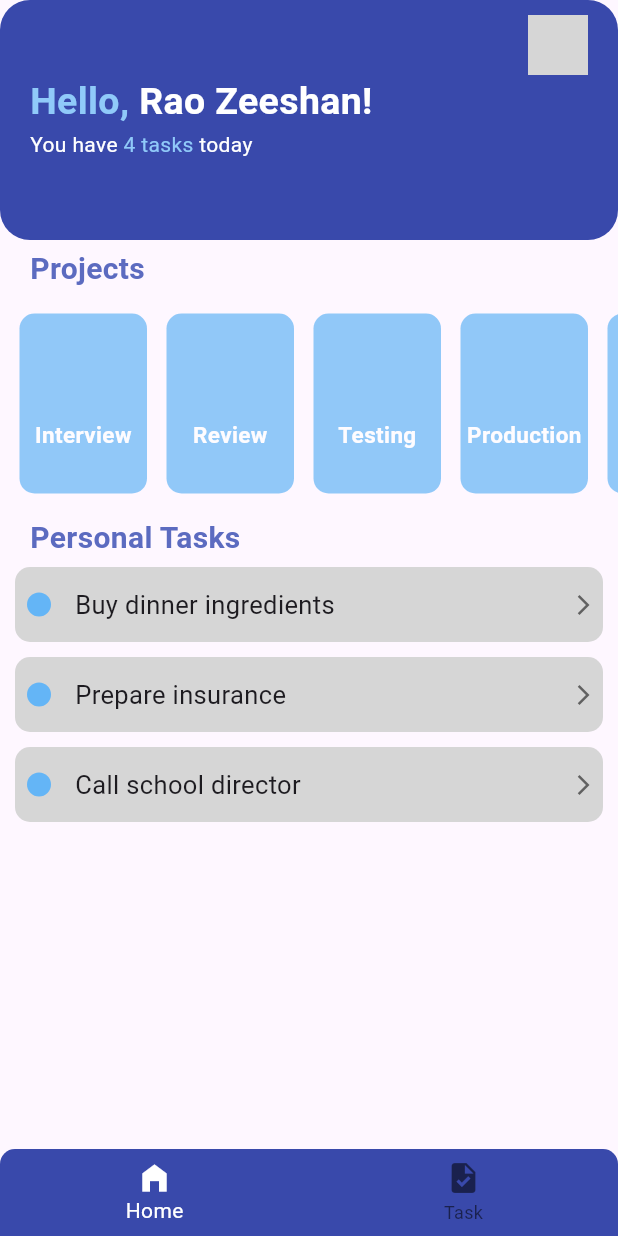
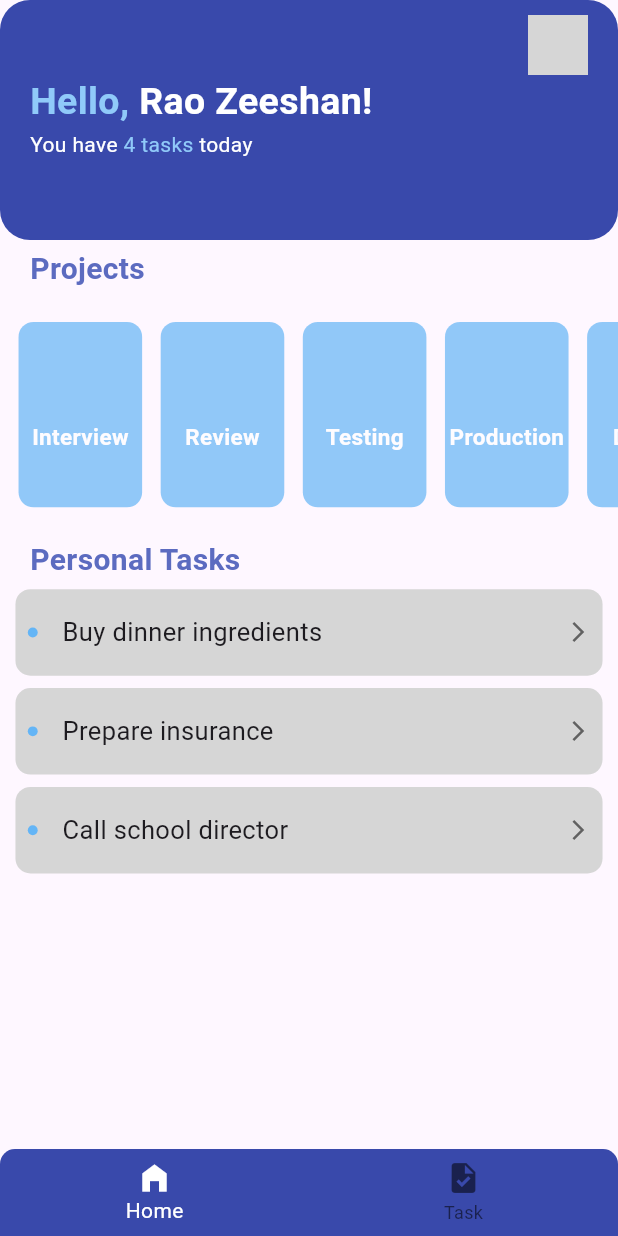
Before and after one commit to raozeeshan2001/Manage-Tasks-UI, a Flutter app: the screen it shows after launch, on a phone screen of 412 x 824 dp. Run offline on Flutter 3.47's test engine with Material 3 defaults, Android fonts, the phone set to English and light mode, and no system bars; network calls fail; grey boxes are pictures that could not be loaded.

Commit message:
added responsiveness
sett width and height to screen dimensions

```diff
--- a/task_app_ui/lib/widgets/horizontallist.dart
+++ b/task_app_ui/lib/widgets/horizontallist.dart
@@ -31,8 +31,10 @@ class _HorizontallistState extends State<Horizontallist> {
 
   @override
   Widget build(BuildContext context) {
+    double screenWidth = MediaQuery.of(context).size.width;
+    double screenHeight = MediaQuery.of(context).size.height;
     return SizedBox(
-      height: 150,
+      height: screenHeight * 0.2, //150,
       child: ListView.builder(
         scrollDirection: Axis.horizontal,
         itemCount: 5,
@@ -42,13 +44,13 @@ class _HorizontallistState extends State<Horizontallist> {
               Opacity(
                 opacity: 0.7,
                 child: Container(
-                  margin: EdgeInsets.only(left: 13),
-                  height: 120,
-                  width: 85,
+                  margin: EdgeInsets.only(left: screenWidth * 0.03), //13
+                  height: screenHeight * 0.15, //120,
+                  width: screenWidth * 0.2, //85,
                   child: Column(
                     children: [
                       SizedBox(
-                        height: 70,
+                        height: screenHeight * 0.08, //70,
                       ),
                       Text(
                         textlist[index],
@@ -61,7 +63,7 @@ class _HorizontallistState extends State<Horizontallist> {
                   ),
                   decoration: BoxDecoration(
                       color: getrandomcolor(),
-                      borderRadius: BorderRadius.circular(10)),
+                      borderRadius: BorderRadius.circular(10)), //10
                 ),
               ),
             ],
--- a/task_app_ui/lib/widgets/personal_tasks.dart
+++ b/task_app_ui/lib/widgets/personal_tasks.dart
@@ -28,27 +28,29 @@ class _PersonalTasksState extends State<PersonalTasks> {
 
   @override
   Widget build(BuildContext context) {
+    double screenWidth = MediaQuery.of(context).size.width;
+    double screenHeight = MediaQuery.of(context).size.height;
     return Padding(
-        padding: EdgeInsets.symmetric(horizontal: 10),
+        padding: EdgeInsets.symmetric(horizontal: screenWidth * 0.025), //10
         child: SizedBox(
-          height: 180,
+          height: screenHeight * 0.25, //180,
           child: ListView.builder(
             itemCount: 3,
             itemBuilder: (context, index) {
               return Container(
-                margin: EdgeInsets.only(bottom: 10),
+                margin: EdgeInsets.only(bottom: screenHeight * 0.01), //10
                 child: Row(
                   children: [
                     Padding(
-                      padding: EdgeInsets.symmetric(horizontal: 8),
+                      padding: EdgeInsets.symmetric(
+                          horizontal: screenWidth * 0.02), //8
                       child: CircleAvatar(
-                        radius: 8,
+                        radius: screenWidth * 0.008,
                         backgroundColor: getrandomcolor(),
                       ),
                     ),
-                    SizedBox(
-                      width: 8,
-                    ),
+                    SizedBox(width: screenWidth * 0.02 //8,
+                        ),
                     Text(
                       textlist[index],
                       style: TextStyle(
@@ -61,12 +63,11 @@ class _PersonalTasksState extends State<PersonalTasks> {
                       color: Colors.grey[700],
                       size: 16,
                     ),
-                    SizedBox(
-                      width: 5,
-                    ),
+                    SizedBox(width: screenWidth * 0.02 // 5,
+                        ),
                   ],
                 ),
-                height: 50,
+                height: screenHeight * 0.07,
                 width: double.infinity,
                 decoration: BoxDecoration(
                     color: Colors.grey[350],
```
